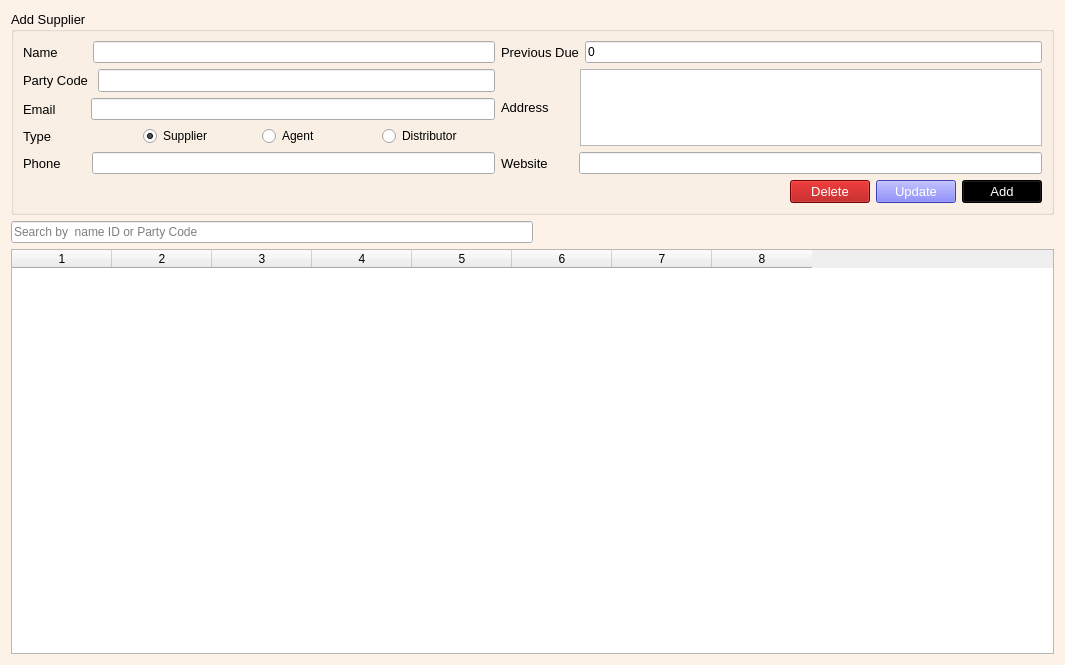
Above: ui/supplier.ui from ansarul543/pos-inventory before the change. Below: the same form after it.
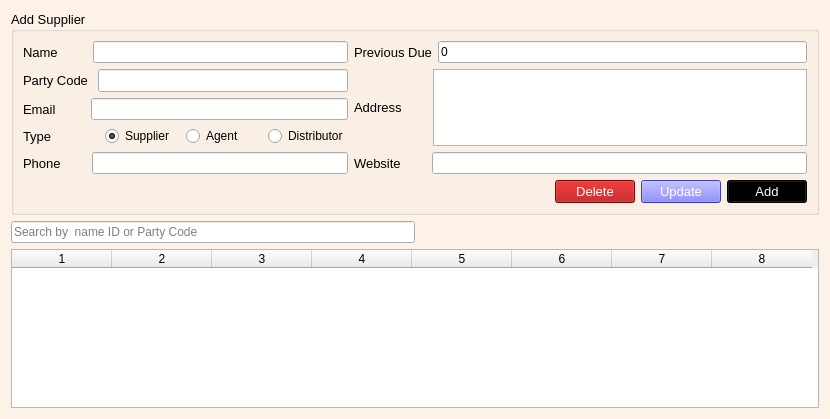
That is the form after the change.

What changed in the file:
```diff
--- a/ui/supplier.ui
+++ b/ui/supplier.ui
@@ -9,8 +9,8 @@
    <rect>
     <x>0</x>
     <y>0</y>
-    <width>1065</width>
-    <height>665</height>
+    <width>830</width>
+    <height>419</height>
    </rect>
   </property>
   <property name="windowTitle">
```
